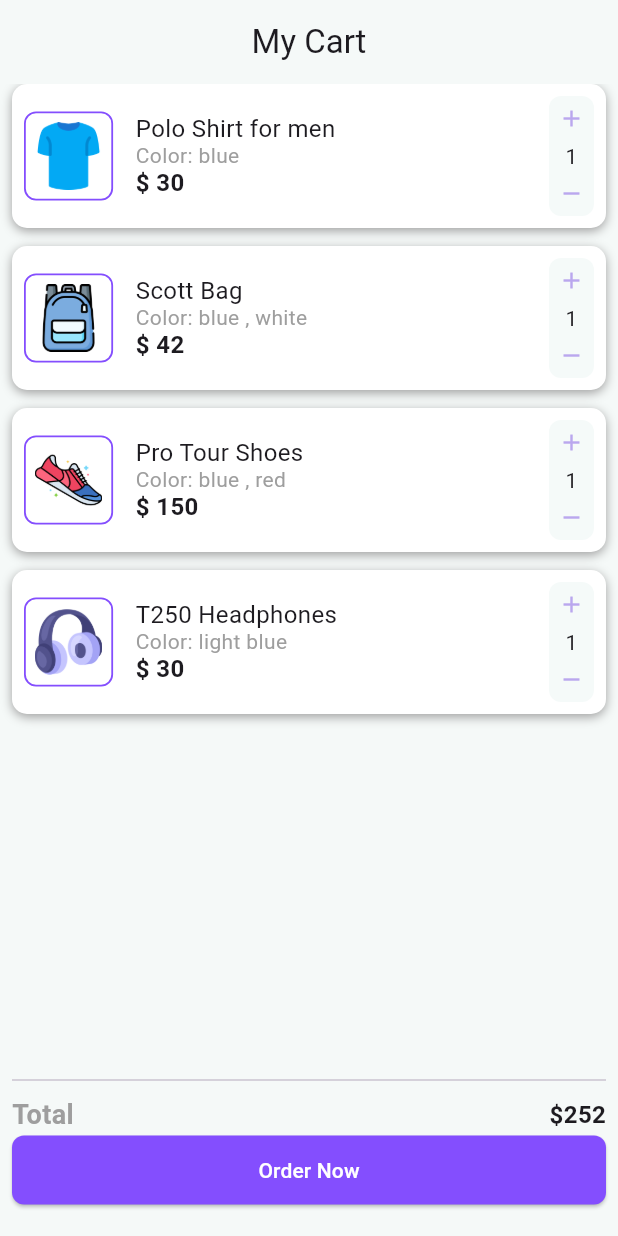
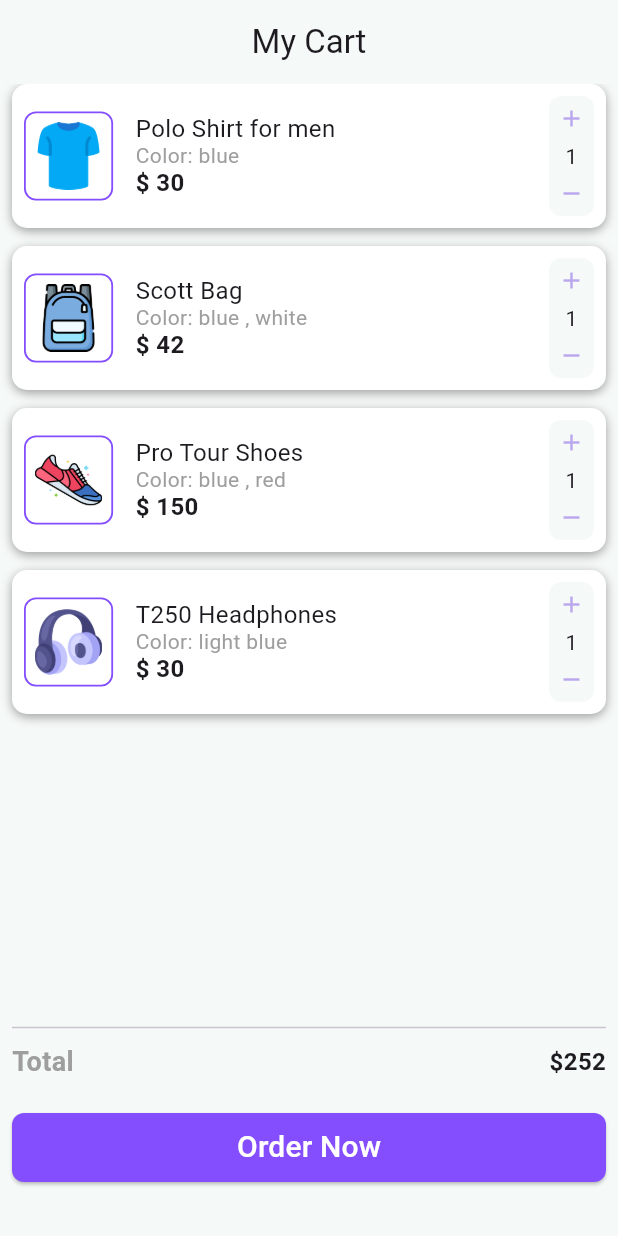
Before and after one commit to AbdelrhmanNashaat/payment-with-paymob, a Flutter app: the screen it shows after launch, after a tap on "Order Now", on a phone screen of 412 x 824 dp. Run offline on Flutter 3.47's test engine with Material 3 defaults, Android fonts, the phone set to English and light mode, and no system bars; our stand-ins replace dartz, dio, flutter_bloc; network calls fail.

Commit message:
Refactor payment feature to home feature, update API service return type, and implement GetTokenCubit for state management

```diff
--- a/lib/core/utils/api_service.dart
+++ b/lib/core/utils/api_service.dart
@@ -2,7 +2,8 @@ import 'package:dio/dio.dart';
 
 class ApiService {
   final Dio dio = Dio();
-  Future<dynamic> post({required String url, required Object? data}) async {
+  Future<Map<String, dynamic>> post(
+      {required String url, required Object? data}) async {
     var response = await dio.post(
       url,
       data: data,
@@ -12,6 +13,6 @@ class ApiService {
         },
       ),
     );
-    return response;
+    return response.data;
   }
 }
--- a/lib/features/payment/data/repo/payment_repo.dart
+++ b/lib/features/home/data/repo/home_repo.dart
@@ -1,6 +1,6 @@
 import 'package:dartz/dartz.dart';
 import '../../../../core/errors/failure.dart';
 
-abstract class PaymentRepo {
+abstract class HomeRepo {
   Future<Either<ServerFailure, String>> getToken();
 }
--- a/lib/features/payment/data/repo/payment_repo_implementation.dart
+++ b/lib/features/home/data/repo/home_repo_implementation.dart
@@ -1,11 +1,12 @@
+import 'dart:developer';
 import 'package:dartz/dartz.dart';
 import 'package:dio/dio.dart';
 import 'package:payment/core/errors/failure.dart';
 import 'package:payment/core/utils/api_keys.dart';
 import 'package:payment/core/utils/api_service.dart';
-import 'package:payment/features/payment/data/repo/payment_repo.dart';
+import 'package:payment/features/home/data/repo/home_repo.dart';
 
-class PaymentRepoImplementation extends PaymentRepo {
+class HomeRepoImplementation extends HomeRepo {
   final ApiService apiService = ApiService();
   @override
   Future<Either<ServerFailure, String>> getToken() async {
@@ -16,6 +17,7 @@ class PaymentRepoImplementation extends PaymentRepo {
           "api_key": ApiKeys.apiKey,
         },
       );
+      log('response : $data');
       return Right(data['token']);
     } catch (ex) {
       if (ex is DioException) {
--- /dev/null
+++ b/lib/features/home/presentation/manager/get_token_cubit/get_token_cubit.dart
@@ -0,0 +1,20 @@
+import 'package:flutter_bloc/flutter_bloc.dart';
+import '../../../data/repo/home_repo.dart';
+import 'get_token_state.dart';
+
+class GetTokenCubit extends Cubit<GetTokenState> {
+  final HomeRepo paymentRepo;
+  GetTokenCubit({required this.paymentRepo}) : super(GetTokenInitial());
+  Future<void> getToken() async {
+    emit(GetTokenLoading());
+    final result = await paymentRepo.getToken();
+    result.fold(
+      (l) => emit(
+        GetTokenFailure(errorMessage: l.message),
+      ),
+      (r) => emit(
+        GetTokenSuccess(token: r),
+      ),
+    );
+  }
+}
--- /dev/null
+++ b/lib/features/home/presentation/manager/get_token_cubit/get_token_state.dart
@@ -0,0 +1,17 @@
+abstract class GetTokenState {}
+
+class GetTokenInitial extends GetTokenState {}
+
+class GetTokenLoading extends GetTokenState {}
+
+class GetTokenSuccess extends GetTokenState {
+  final String token;
+
+  GetTokenSuccess({required this.token});
+}
+
+class GetTokenFailure extends GetTokenState {
+  final String errorMessage;
+
+  GetTokenFailure({required this.errorMessage});
+}
--- a/lib/features/home/presentation/views/home_view_body.dart
+++ b/lib/features/home/presentation/views/home_view_body.dart
@@ -1,5 +1,10 @@
 import 'package:flutter/material.dart';
+import 'package:flutter_bloc/flutter_bloc.dart';
+import 'package:payment/features/home/data/repo/home_repo_implementation.dart';
+import 'package:payment/features/home/presentation/manager/get_token_cubit/get_token_cubit.dart';
+import 'widgets/button.dart';
 import 'widgets/items_list.dart';
+import 'widgets/total_widget.dart';
 
 class HomeViewBody extends StatelessWidget {
   const HomeViewBody({super.key});
@@ -13,53 +18,15 @@ class HomeViewBody extends StatelessWidget {
           const Spacer(),
           const Divider(height: 20),
           const TotalWidget(),
-          ElevatedButton(
-            style: ElevatedButton.styleFrom(
-              minimumSize: const Size(double.infinity, 46),
-              backgroundColor: const Color(0xff844EFE),
-              shape: RoundedRectangleBorder(
-                borderRadius: BorderRadius.circular(8),
-              ),
-            ),
-            onPressed: () {},
-            child: const Text(
-              'Order Now',
-              style: TextStyle(color: Colors.white),
-            ),
+          const SizedBox(height: 20),
+          BlocProvider(
+            create: (context) =>
+                GetTokenCubit(paymentRepo: HomeRepoImplementation()),
+            child: const CustomButton(),
           ),
-          const SizedBox(height: 20),
+          const SizedBox(height: 35),
         ],
       ),
     );
   }
 }
-
-class TotalWidget extends StatelessWidget {
-  const TotalWidget({
-    super.key,
-  });
-
-  @override
-  Widget build(BuildContext context) {
-    return const Row(
-      children: [
-        Text(
-          'Total',
-          style: TextStyle(
-            fontSize: 18,
-            color: Colors.grey,
-            fontWeight: FontWeight.w600,
-          ),
-        ),
-        Spacer(),
-        Text(
-          '\$252',
-          style: TextStyle(
-            fontSize: 16,
-            fontWeight: FontWeight.bold,
-          ),
-        ),
-      ],
-    );
-  }
-}
--- /dev/null
+++ b/lib/features/home/presentation/views/widgets/button.dart
@@ -0,0 +1,63 @@
+import 'dart:developer';
+
+import 'package:flutter/material.dart';
+import 'package:flutter_bloc/flutter_bloc.dart';
+import '../../../../payment/presentation/views/payment_view.dart';
+import '../../manager/get_token_cubit/get_token_cubit.dart';
+import '../../manager/get_token_cubit/get_token_state.dart';
+
+class CustomButton extends StatelessWidget {
+  const CustomButton({
+    super.key,
+  });
+
+  @override
+  Widget build(BuildContext context) {
+    return BlocConsumer<GetTokenCubit, GetTokenState>(
+      listener: (context, state) {
+        if (state is GetTokenSuccess) {
+          Navigator.of(context).push(
+            MaterialPageRoute(
+              builder: (_) => const PaymentView(),
+            ),
+          );
+        }
+        if (state is GetTokenFailure) {
+          log(state.errorMessage);
+        }
+      },
+      builder: (context, state) {
+        return ElevatedButton(
+          style: ElevatedButton.styleFrom(
+            minimumSize: const Size(double.infinity, 46),
+            backgroundColor: const Color(0xff844EFE),
+            shape: RoundedRectangleBorder(
+              borderRadius: BorderRadius.circular(8),
+            ),
+          ),
+          onPressed: () {
+            context.read<GetTokenCubit>().getToken();
+          },
+          child: state is! GetTokenLoading
+              ? const Text(
+                  'Order Now',
+                  style: TextStyle(
+                    color: Colors.white,
+                    fontSize: 20,
+                  ),
+                )
+              : const Center(
+                  child: SizedBox(
+                    height: 28,
+                    width: 28,
+                    child: CircularProgressIndicator(
+                      strokeWidth: 3.5,
+                      valueColor: AlwaysStoppedAnimation<Color>(Colors.white),
+                    ),
+                  ),
+                ),
+        );
+      },
+    );
+  }
+}
--- /dev/null
+++ b/lib/features/home/presentation/views/widgets/total_widget.dart
@@ -0,0 +1,31 @@
+import 'package:flutter/material.dart';
+
+class TotalWidget extends StatelessWidget {
+  const TotalWidget({
+    super.key,
+  });
+
+  @override
+  Widget build(BuildContext context) {
+    return const Row(
+      children: [
+        Text(
+          'Total',
+          style: TextStyle(
+            fontSize: 18,
+            color: Colors.grey,
+            fontWeight: FontWeight.w600,
+          ),
+        ),
+        Spacer(),
+        Text(
+          '\$252',
+          style: TextStyle(
+            fontSize: 16,
+            fontWeight: FontWeight.bold,
+          ),
+        ),
+      ],
+    );
+  }
+}
--- a/lib/features/payment/presentation/views/payment_view.dart
+++ b/lib/features/payment/presentation/views/payment_view.dart
@@ -8,7 +8,9 @@ class PaymentView extends StatelessWidget {
   @override
   Widget build(BuildContext context) {
     return Scaffold(
+      backgroundColor: const Color(0xffF5F9F8),
       appBar: AppBar(
+        backgroundColor: const Color(0xffF5F9F8),
         centerTitle: true,
         title: const Text('Payment Methods'),
       ),
```
